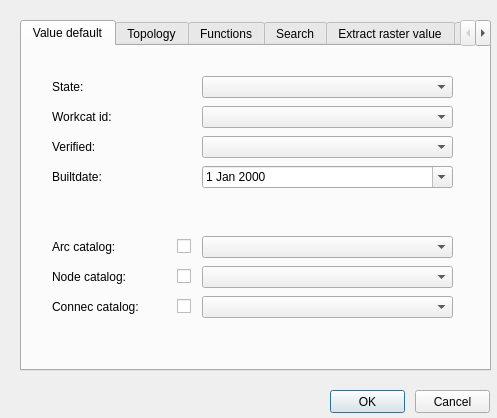
Giswater/giswater_qgis_plugin, file ui/config.ui: the form before one commit.
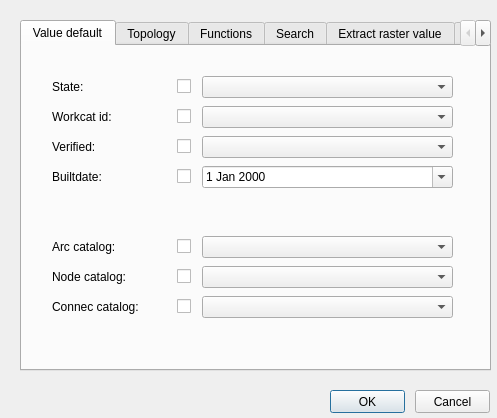
The form after the commit.

What changed in the file:
```diff
--- a/ui/config.ui
+++ b/ui/config.ui
@@ -419,6 +419,58 @@
       <string/>
      </property>
     </widget>
+    <widget class="QCheckBox" name="chk_workcat_vdefault">
+     <property name="geometry">
+      <rect>
+       <x>155</x>
+       <y>60</y>
+       <width>20</width>
+       <height>21</height>
+      </rect>
+     </property>
+     <property name="text">
+      <string/>
+     </property>
+    </widget>
+    <widget class="QCheckBox" name="chk_cverified_vdefault">
+     <property name="geometry">
+      <rect>
+       <x>155</x>
+       <y>90</y>
+       <width>20</width>
+       <height>21</height>
+      </rect>
+     </property>
+     <property name="text">
+      <string/>
+     </property>
+    </widget>
+    <widget class="QCheckBox" name="chk_state_vdefault">
+     <property name="geometry">
+      <rect>
+       <x>155</x>
+       <y>30</y>
+       <width>20</width>
+       <height>21</height>
+      </rect>
+     </property>
+     <property name="text">
+      <string/>
+     </property>
+    </widget>
+    <widget class="QCheckBox" name="chk_builtdate_vdefault">
+     <property name="geometry">
+      <rect>
+       <x>155</x>
+       <y>120</y>
+       <width>20</width>
+       <height>21</height>
+      </rect>
+     </property>
+     <property name="text">
+      <string/>
+     </property>
+    </widget>
    </widget>
    <widget class="QWidget" name="tab">
     <attribute name="title">
```
